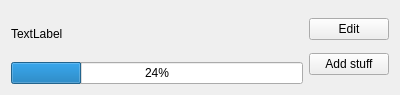
This is app/view/forms/heropanel.ui in r0nd0ud0u/qt-rpg as Qt 5 draws it before an edit. The edited form follows.
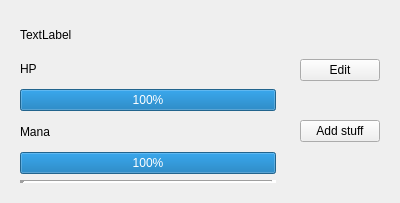
This is the edited form.

Commit message: update view of one heroe panel

What changed in the file:
```diff
--- a/app/view/forms/heropanel.ui
+++ b/app/view/forms/heropanel.ui
@@ -7,7 +7,7 @@
     <x>0</x>
     <y>0</y>
     <width>400</width>
-    <height>95</height>
+    <height>203</height>
    </rect>
   </property>
   <property name="windowTitle">
@@ -15,25 +15,83 @@
   </property>
   <layout class="QHBoxLayout" name="horizontalLayout">
    <item>
+    <widget class="QWidget" name="left_widget" native="true">
+     <property name="sizePolicy">
+      <sizepolicy hsizetype="Preferred" vsizetype="Preferred">
+       <horstretch>0</horstretch>
+       <verstretch>0</verstretch>
+      </sizepolicy>
+     </property>
     <layout class="QVBoxLayout" name="verticalLayout">
      <item>
       <widget class="QLabel" name="hero_name">
+        <property name="sizePolicy">
+         <sizepolicy hsizetype="Preferred" vsizetype="Preferred">
+          <horstretch>0</horstretch>
+          <verstretch>0</verstretch>
+         </sizepolicy>
+        </property>
        <property name="text">
         <string>TextLabel</string>
        </property>
       </widget>
      </item>
      <item>
-      <widget class="QProgressBar" name="progressBar">
+       <widget class="QLabel" name="hp_label">
+        <property name="text">
+         <string>HP</string>
+        </property>
+       </widget>
+      </item>
+      <item>
+       <widget class="QProgressBar" name="hp_Bar">
        <property name="value">
-        <number>24</number>
+         <number>100</number>
+        </property>
+        <property name="format">
+         <string>%p%</string>
+        </property>
+       </widget>
+      </item>
+      <item>
+       <widget class="QLabel" name="mana_label">
+        <property name="text">
+         <string>Mana</string>
+        </property>
+       </widget>
+      </item>
+      <item>
+       <widget class="QProgressBar" name="mana_bar">
+        <property name="value">
+         <number>100</number>
+        </property>
+       </widget>
+      </item>
+      <item>
+       <widget class="Line" name="line">
+        <property name="lineWidth">
+         <number>5</number>
+        </property>
+        <property name="orientation">
+         <enum>Qt::Horizontal</enum>
        </property>
       </widget>
      </item>
     </layout>
+    </widget>
    </item>
    <item>
+    <widget class="QWidget" name="right_widget" native="true">
+     <property name="sizePolicy">
+      <sizepolicy hsizetype="Fixed" vsizetype="Preferred">
+       <horstretch>0</horstretch>
+       <verstretch>0</verstretch>
+      </sizepolicy>
+     </property>
     <layout class="QVBoxLayout" name="verticalLayout_2">
+      <property name="spacing">
+       <number>0</number>
+      </property>
      <item>
       <widget class="QPushButton" name="edit_button">
        <property name="text">
@@ -49,6 +107,7 @@
       </widget>
      </item>
     </layout>
+    </widget>
    </item>
   </layout>
  </widget>
```
Lines whose indentation alone changed are shown as unchanged. The commit also changes 2 other files.
